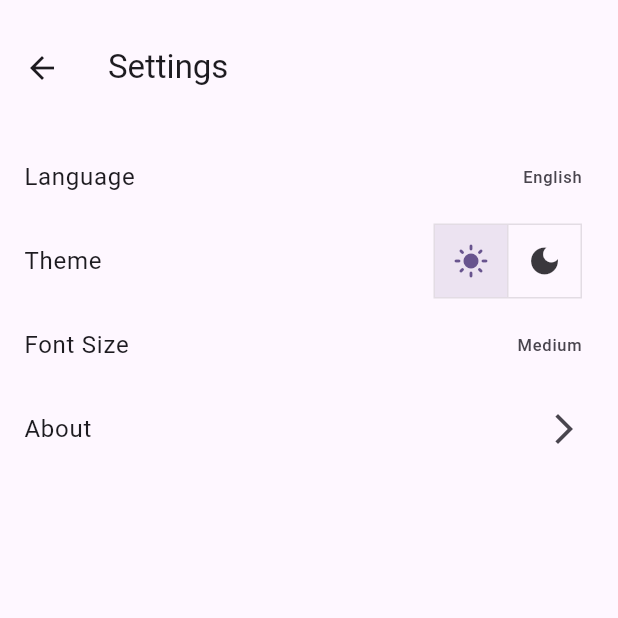
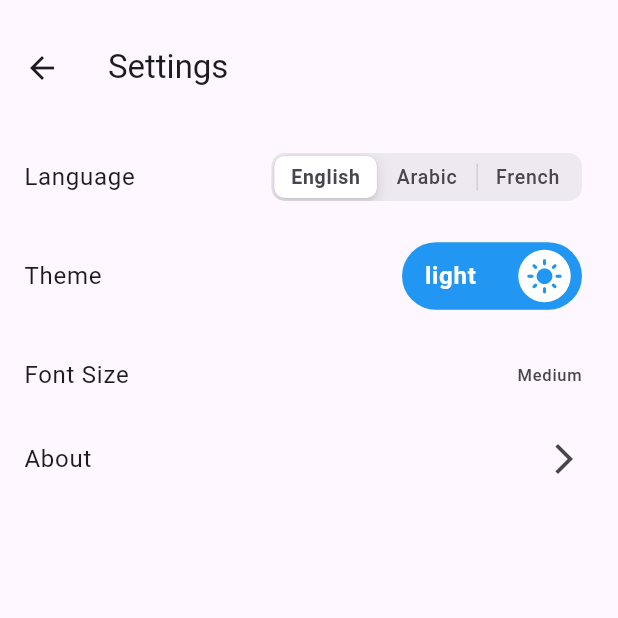
Before and after one commit to Oussamanmmh/Hadith-Application-, a Flutter app: the SettingsPage screen opened directly, on a phone screen of 412 x 824 dp, the top half of it. Run offline on Flutter 3.47's test engine with Material 3 defaults, Android fonts, the phone set to English and light mode, and no system bars; drawn by our look-alikes of lite_rolling_switch; our stand-ins replace animated_toggle_switch, hive, hive_flutter; missing offline and left inert: dart:ffi; accounts and stored records are empty; network calls fail.

```diff
--- a/lib/main.dart
+++ b/lib/main.dart
@@ -1,4 +1,5 @@
 import 'package:flutter/material.dart';
+import 'package:hadith_app/widgets/landingpage.dart';
 import 'package:hadith_app/widgets/listCathegorie.dart';
 import 'package:hive/hive.dart';
 import 'package:hive_flutter/adapters.dart';
@@ -21,11 +22,12 @@ class MyApp extends StatelessWidget {
       debugShowCheckedModeBanner: false,
       title: 'Flutter Demo',
       theme: ThemeData(
+        brightness: Brightness.light,
 
         colorScheme: ColorScheme.fromSeed(seedColor: Colors.deepPurple),
         useMaterial3: true,
       ),
-      home: const ListCathegorie(),
+      home: const LandingPage(),
     );
   }
 }
--- a/lib/widgets/settings.dart
+++ b/lib/widgets/settings.dart
@@ -1,5 +1,7 @@
 import 'package:flutter/cupertino.dart';
 import 'package:flutter/material.dart';
+import 'package:animated_toggle_switch/animated_toggle_switch.dart'; // Add this line to import the package
+import 'package:lite_rolling_switch/lite_rolling_switch.dart';
 
 class SettingsPage extends StatefulWidget {
   const SettingsPage({super.key});
@@ -10,6 +12,7 @@ class SettingsPage extends StatefulWidget {
 
 class _SettingsPageState extends State<SettingsPage> {
   List<bool> isSelected = [true, false];
+  int select = 0;
   @override
   Widget build(BuildContext context) {
     return Scaffold(
@@ -27,28 +30,64 @@ class _SettingsPageState extends State<SettingsPage> {
           children: [
             ListTile(
               title: const Text("Language"),
-            trailing: const Text("English"),
+              trailing:
+              ///selecte language,
+
+                CupertinoSlidingSegmentedControl(
+                groupValue: select,
+                children: const {
+                  0: Text('English'),
+                  1: Text('Arabic'),
+                  3: Text('French'),
+                },
+                onValueChanged: (value) {
+                  setState(() {
+                  // Add your logic here based on the selected value
+                  print(value);
+                  select = value as int;
+
+                  });
+                },
+                ),
+            ),
+            SizedBox(
+              height: 10,
             ),
             ListTile(
               title: const Text("Theme"),
-            trailing: ToggleButtons(
-              children: const [
-                Icon(Icons.light_mode),
-                Icon(Icons.dark_mode),
-              ],
-              isSelected: [true, false],
-              onPressed: (int index) {
-                setState(() {
-                  for (int buttonIndex = 0; buttonIndex < isSelected.length; buttonIndex++) {
-                    if (buttonIndex == index) {
-                      isSelected[buttonIndex] = true;
-                    } else {
-                      isSelected[buttonIndex] = false;
-                    }
-                  }
-                });
+              trailing: Container(
+                height:45,
+                child: LiteRollingSwitch(
+                  width: 120,
+
+
+                  onTap: () {
+                    // Add your onTap logic here
+                  },
+                  onDoubleTap: () {
+                    // Add your onDoubleTap logic here
+                  },
+                  onSwipe: () {
+                    // Add your onSwipe logic here
+                  },
+                  //initial value
+                  value: true,
+                  textOn: 'light',
+                  textOff: 'dark',
+                  colorOn: Colors.blue,
+                  colorOff: Colors.red,
+                  iconOn: Icons.light_mode,
+                  iconOff: Icons.dark_mode,
+                  textSize: 16.0,
+                  onChanged: (bool state) {
+                    //Use it to manage the different states
+                    print('Current State of SWITCH IS: $state');
                   },
                 ),
+              ),
+            ),
+             SizedBox(
+              height: 10,
             ),
             ListTile(
               title: const Text("Font Size"),
@@ -59,7 +98,6 @@ class _SettingsPageState extends State<SettingsPage> {
               trailing: const Icon(Icons.arrow_forward_ios),
             ),
           ],
-      )
-    );
+        ));
   }
 }
--- a/pubspec.yaml
+++ b/pubspec.yaml
@@ -54,12 +54,16 @@ dev_dependencies:
   flutter_lints: ^2.0.0
   hive_generator: ^1.1.1
   build_runner: ^2.1.2
+  animated_toggle_switch: ^0.8.2
+  lite_rolling_switch: ^1.0.1
 
 # For information on the generic Dart part of this file, see the
 # following page: https://dart.dev/tools/pub/pubspec
 
 # The following section is specific to Flutter packages.
 flutter:
+  assets:
+    - assets/img.jpeg
 
   # The following line ensures that the Material Icons font is
   # included with your application, so that you can use the icons in
```
Also changed, not shown: lib/widgets/landingpage.dart (added, +40 -0 lines), lib/widgets/listHadith.dart (+80 -60 lines), assets/img.jpeg (added), pubspec.lock, 1 other file. Lines whose indentation alone changed are shown as unchanged.
